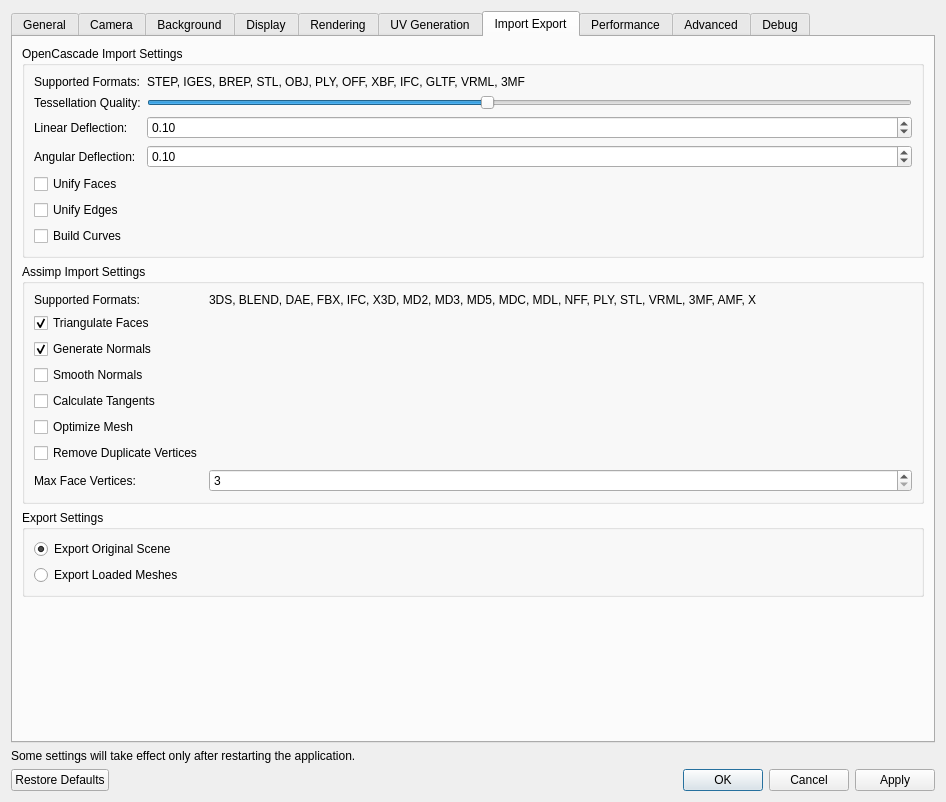
Old version of the form ui/SettingsDialog.ui in the repository 01Hub/ModelViewer.
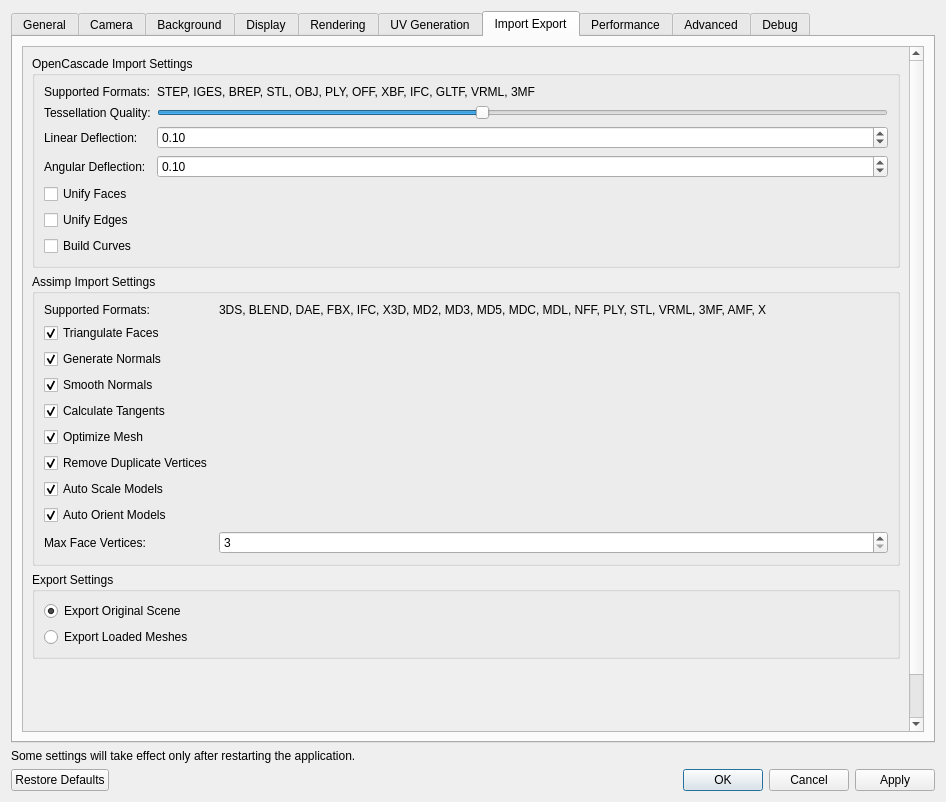
New version of the form. The open tabs and pages were chosen to show the change.

Commit message: Added auto scaling and orientation to application settings

Patch:
```diff
--- a/ui/SettingsDialog.ui
+++ b/ui/SettingsDialog.ui
@@ -1288,6 +1288,21 @@
       </attribute>
       <layout class="QGridLayout" name="gridLayout_15">
        <item row="0" column="0">
+        <widget class="QScrollArea" name="scrollArea">
+         <property name="widgetResizable">
+          <bool>true</bool>
+         </property>
+         <widget class="QWidget" name="scrollAreaWidgetContents">
+          <property name="geometry">
+           <rect>
+            <x>0</x>
+            <y>0</y>
+            <width>890</width>
+            <height>825</height>
+           </rect>
+          </property>
+          <layout class="QGridLayout" name="gridLayout_16">
+           <item row="0" column="0">
         <widget class="QGroupBox" name="opencascadeGroupBox">
          <property name="title">
           <string>OpenCascade Import Settings</string>
@@ -1451,6 +1466,9 @@
             <property name="text">
              <string>Smooth Normals</string>
             </property>
+                <property name="checked">
+                 <bool>true</bool>
+                </property>
            </widget>
           </item>
           <item row="4" column="0">
@@ -1458,6 +1476,9 @@
             <property name="text">
              <string>Calculate Tangents</string>
             </property>
+                <property name="checked">
+                 <bool>true</bool>
+                </property>
            </widget>
           </item>
           <item row="5" column="0">
@@ -1465,6 +1486,9 @@
             <property name="text">
              <string>Optimize Mesh</string>
             </property>
+                <property name="checked">
+                 <bool>true</bool>
+                </property>
            </widget>
           </item>
           <item row="6" column="0">
@@ -1472,16 +1496,19 @@
             <property name="text">
              <string>Remove Duplicate Vertices</string>
             </property>
-           </widget>
-          </item>
-          <item row="7" column="0">
+                <property name="checked">
+                 <bool>true</bool>
+                </property>
+               </widget>
+              </item>
+              <item row="9" column="0">
            <widget class="QLabel" name="assimpMaxFaceVerticesLabel">
             <property name="text">
              <string>Max Face Vertices:</string>
             </property>
            </widget>
           </item>
-          <item row="7" column="1">
+              <item row="9" column="1">
            <widget class="QSpinBox" name="assimpMaxFaceVerticesSpinBox">
             <property name="minimum">
              <number>3</number>
@@ -1494,11 +1521,31 @@
             </property>
            </widget>
           </item>
+              <item row="7" column="0">
+               <widget class="QCheckBox" name="assimpAutoScaleCheckBox">
+                <property name="text">
+                 <string>Auto Scale Models</string>
+                </property>
+                <property name="checked">
+                 <bool>true</bool>
+                </property>
+               </widget>
+              </item>
+              <item row="8" column="0">
+               <widget class="QCheckBox" name="assimpAutoOrientCheckBox">
+                <property name="text">
+                 <string>Auto Orient Models</string>
+                </property>
+                <property name="checked">
+                 <bool>true</bool>
+                </property>
+               </widget>
+              </item>
          </layout>
         </widget>
        </item>
        <item row="2" column="0">
-        <widget class="QGroupBox" name="groupBox_2">
+            <widget class="QGroupBox" name="exportGroupBox">
          <property name="title">
           <string>Export Settings</string>
          </property>
@@ -1542,6 +1589,10 @@
        </item>
       </layout>
      </widget>
+        </widget>
+       </item>
+      </layout>
+     </widget>
      <widget class="QWidget" name="tabPerformance">
       <attribute name="title">
        <string>Performance</string>
```
Left out of the diff: 13 changed lines with no effect on the pictures. Lines whose indentation alone changed are shown as unchanged. The commit also changes 3 other files.
